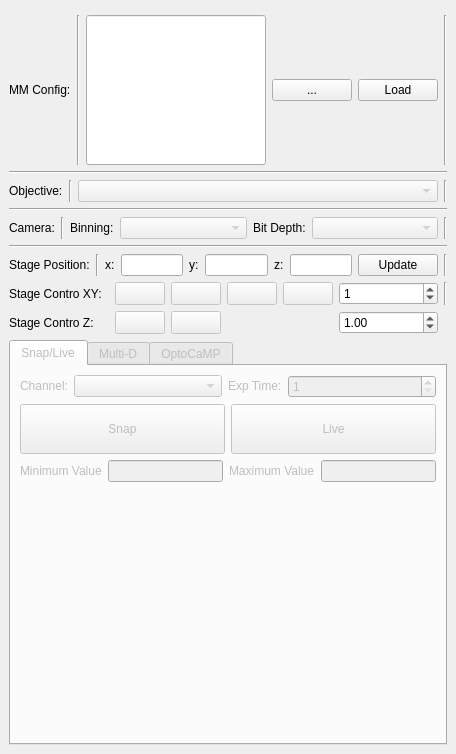
Above: micromanager_gui/micromanager_gui.ui from pymmcore-plus/napari-micromanager before the change. Below: the same form after it.
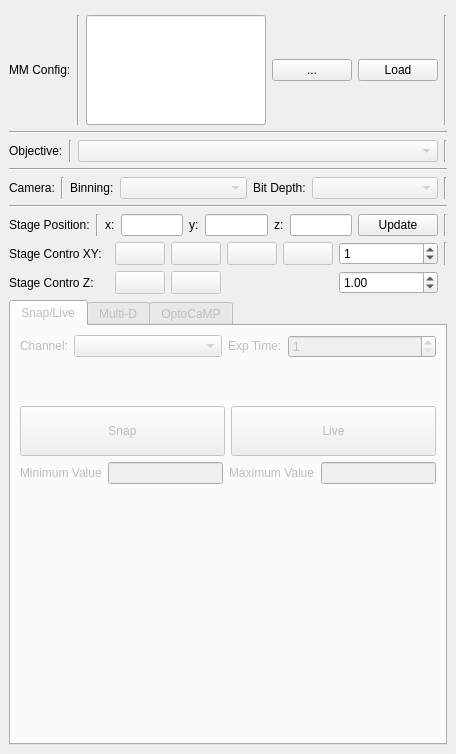
That is the form after the change.

```diff
--- a/micromanager_gui/micromanager_gui.ui
+++ b/micromanager_gui/micromanager_gui.ui
@@ -318,7 +318,20 @@
         <string>Snap/Live</string>
        </attribute>
        <layout class="QGridLayout" name="gridLayout_2">
-        <item row="2" column="0">
+        <item row="4" column="0">
+         <spacer name="verticalSpacer">
+          <property name="orientation">
+           <enum>Qt::Vertical</enum>
+          </property>
+          <property name="sizeHint" stdset="0">
+           <size>
+            <width>20</width>
+            <height>250</height>
+           </size>
+          </property>
+         </spacer>
+        </item>
+        <item row="3" column="0">
          <layout class="QGridLayout" name="gridLayout_5">
           <item row="0" column="0">
            <widget class="QLabel" name="label_14">
@@ -393,7 +406,7 @@
           </item>
          </layout>
         </item>
-        <item row="1" column="0">
+        <item row="2" column="0">
          <layout class="QGridLayout" name="gridLayout_8">
           <item row="0" column="0">
            <widget class="QPushButton" name="snap_Button">
@@ -423,15 +436,15 @@
           </item>
          </layout>
         </item>
-        <item row="3" column="0">
-         <spacer name="verticalSpacer">
+        <item row="1" column="0">
+         <spacer name="verticalSpacer_2">
           <property name="orientation">
            <enum>Qt::Vertical</enum>
           </property>
           <property name="sizeHint" stdset="0">
            <size>
             <width>20</width>
-            <height>250</height>
+            <height>40</height>
            </size>
           </property>
          </spacer>
```
